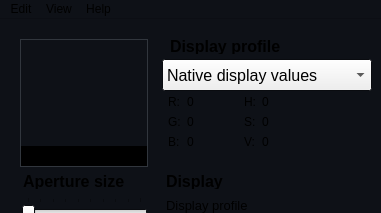
Above: colorpicker.ui from mikaelsundell/colorpicker before the change. Below: the same form after it.
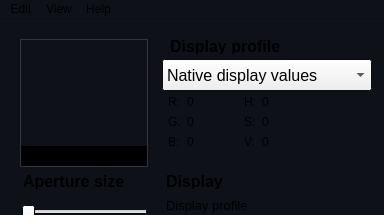
That is the form after the change.

Commit message: Added About dialog

```diff
--- a/colorpicker.ui
+++ b/colorpicker.ui
@@ -6,8 +6,8 @@
    <rect>
     <x>0</x>
     <y>0</y>
-    <width>381</width>
-    <height>213</height>
+    <width>384</width>
+    <height>215</height>
    </rect>
   </property>
   <property name="palette">
@@ -492,7 +492,7 @@
     <rect>
      <x>0</x>
      <y>0</y>
-     <width>381</width>
+     <width>384</width>
      <height>24</height>
     </rect>
    </property>
```
Left out of the diff: 6 changed lines with no effect on the pictures. The commit also changes 5 other files.
